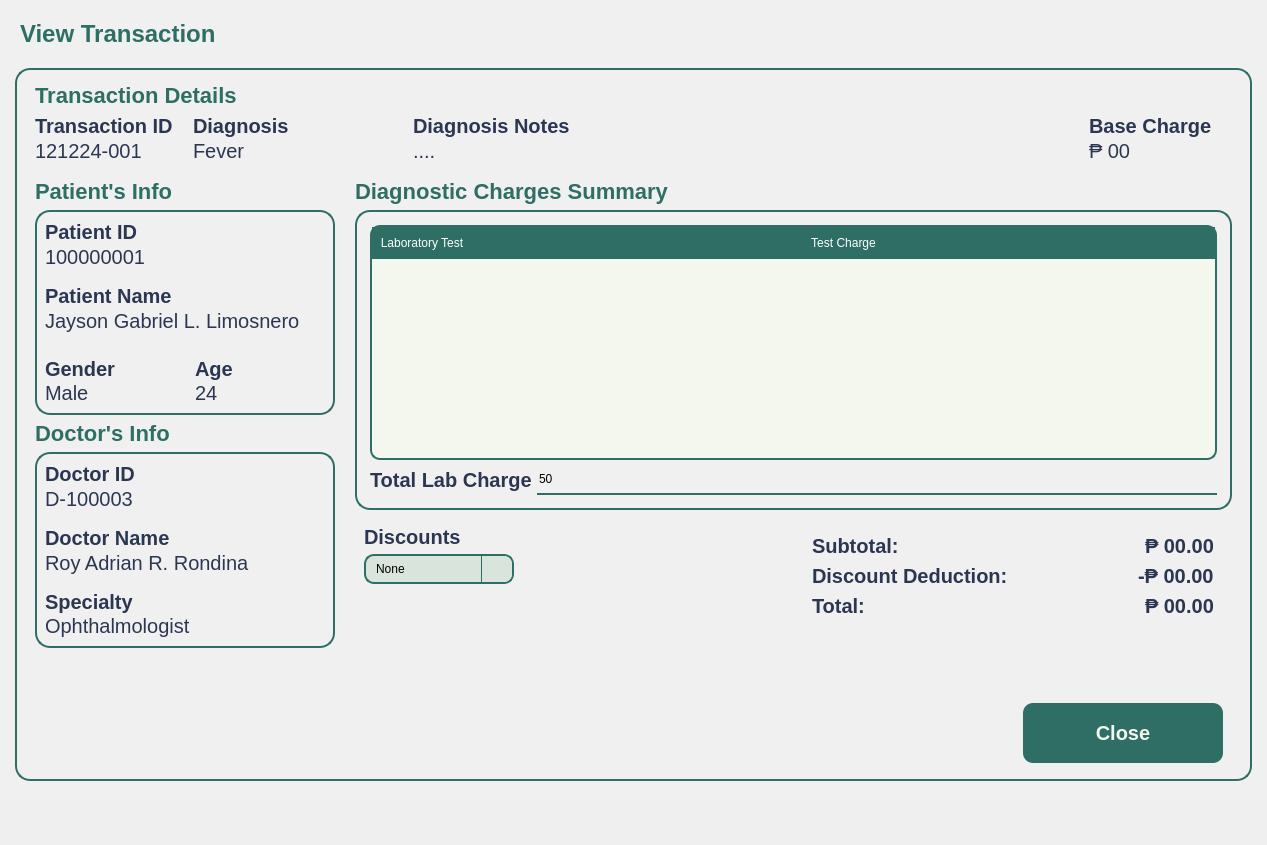
VinsmokeSanji69/COVACHA_CLINIC_SYSTEM, file Views/Staff_ViewTransaction.ui: the form before one commit.
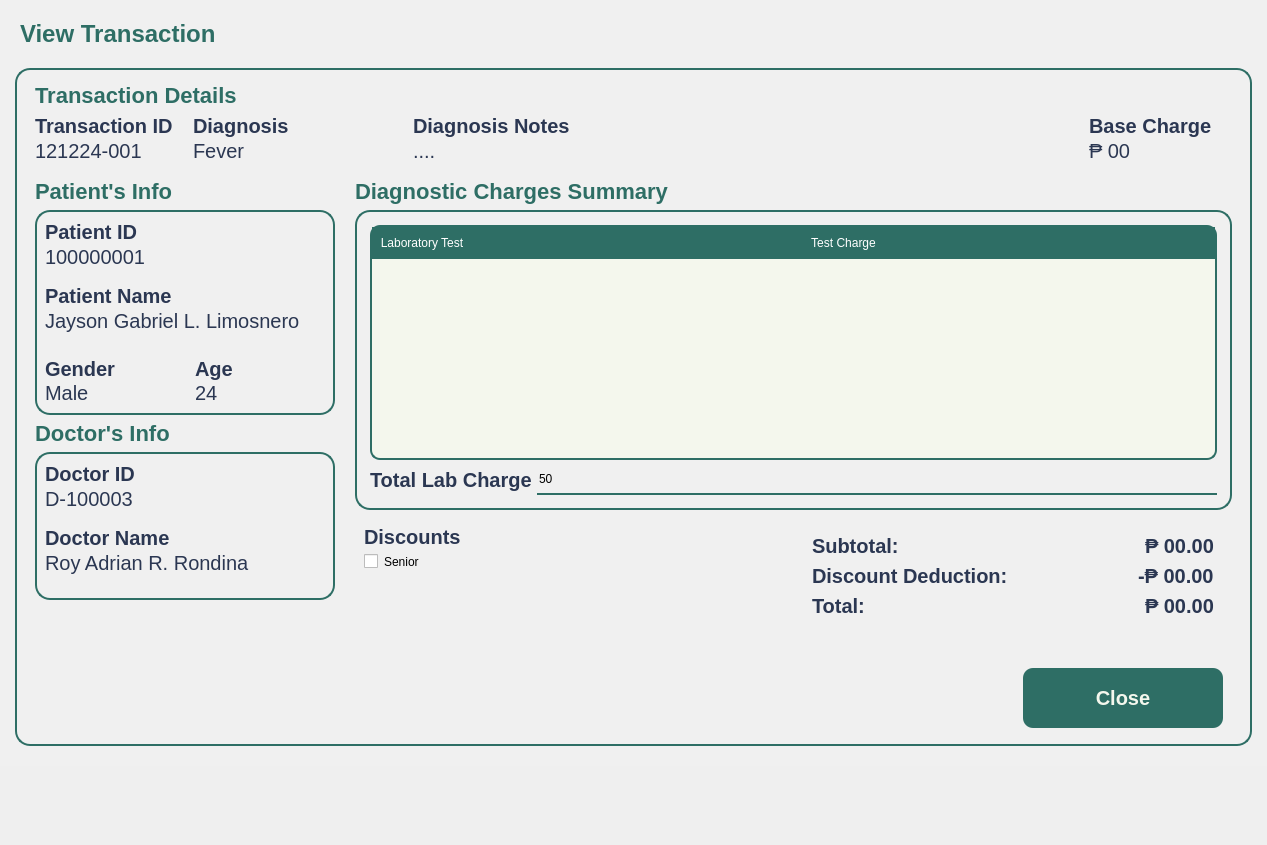
The form after the commit. Icons and pictures are not drawn.

What changed in the file:
```diff
--- a/Views/Staff_ViewTransaction.ui
+++ b/Views/Staff_ViewTransaction.ui
@@ -243,7 +243,7 @@
           </sizepolicy>
          </property>
          <property name="styleSheet">
-          <string notr="true">#label_2, #label_4, #label_6,  #label_8, #label_11, #label_13, #label_17, #label_18, #label_21, #label_23,  #label_25, #label_26, #label_38, #label_39, #label_40, #label_41 {
+          <string notr="true">#label_2, #label_4, #label_6,  #label_8, #label_11, #label_13, #label_17, #label_18, #label_21, #label_23,  #label_25, #label_26, #label_38, #label_39, #label_40, #label_41, #checkBox {
 	color: #2b3752;
 	font: 500 13pt &quot;Satoshi&quot;;
 }
@@ -269,7 +269,7 @@
 	color: #F4F7ED;
 }
 
-#PatID, #PatName, #PatGender, #PatAge, 
+#PatID, #PatName, #PatGender, #PatAge,
 #DocID, #DocName, #DocSpecialty {
 	font-weight: normal;
 }
@@ -1010,20 +1010,6 @@
                             <property name="bottomMargin">
                              <number>0</number>
                             </property>
-                            <item>
-                             <widget class="QLabel" name="label_25">
-                              <property name="text">
-                               <string>Specialty</string>
-                              </property>
-                             </widget>
-                            </item>
-                            <item>
-                             <widget class="QLabel" name="DocSpecialty">
-                              <property name="text">
-                               <string>Ophthalmologist</string>
-                              </property>
-                             </widget>
-                            </item>
                            </layout>
                           </widget>
                          </item>
@@ -1314,24 +1300,10 @@
                           </widget>
                          </item>
                          <item>
-                          <widget class="QComboBox" name="DiscountSelection">
-                           <property name="sizePolicy">
-                            <sizepolicy hsizetype="Maximum" vsizetype="Fixed">
-                             <horstretch>0</horstretch>
-                             <verstretch>0</verstretch>
-                            </sizepolicy>
+                          <widget class="QCheckBox" name="SeniorCheckBox">
+                           <property name="text">
+                            <string>Senior</string>
                            </property>
-                           <property name="minimumSize">
-                            <size>
-                             <width>150</width>
-                             <height>0</height>
-                            </size>
-                           </property>
-                           <item>
-                            <property name="text">
-                             <string>None</string>
-                            </property>
-                           </item>
                           </widget>
                          </item>
                         </layout>
```
